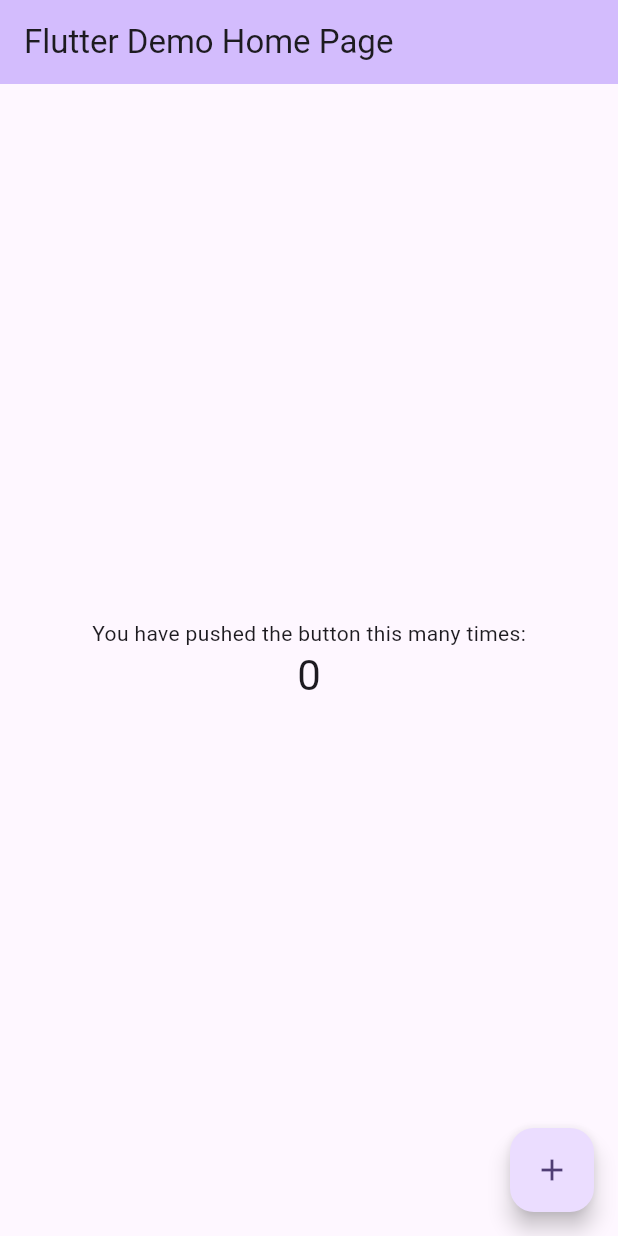
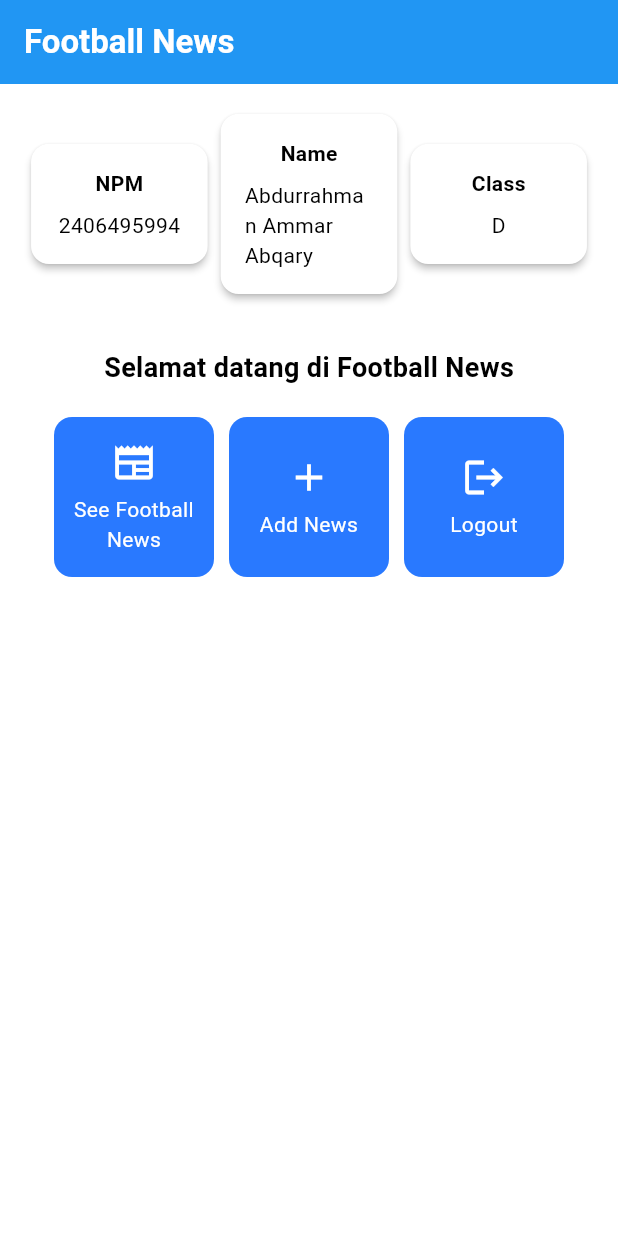
Before and after one commit to AmmarUI/football-news-mobile, a Flutter app: the screen it shows after launch, on a phone screen of 412 x 824 dp. Run offline on Flutter 3.47's test engine with Material 3 defaults, Android fonts, the phone set to English and light mode, and no system bars.

Commit message:
finishing tutorial

```diff
--- a/lib/main.dart
+++ b/lib/main.dart
@@ -1,4 +1,5 @@
 import 'package:flutter/material.dart';
+import 'package:football_news_mobile/menu.dart';
 
 void main() {
   runApp(const MyApp());
@@ -28,95 +29,10 @@ class MyApp extends StatelessWidget {
         //
         // This works for code too, not just values: Most code changes can be
         // tested with just a hot reload.
-        colorScheme: ColorScheme.fromSeed(seedColor: Colors.deepPurple),
+         colorScheme: ColorScheme.fromSwatch(primarySwatch: Colors.blue)
+        .copyWith(secondary: Colors.blueAccent[400]),
       ),
-      home: const MyHomePage(title: 'Flutter Demo Home Page'),
+      home: MyHomePage(),
     );
   }
 }
-
-class MyHomePage extends StatefulWidget {
-  const MyHomePage({super.key, required this.title});
-
-  // This widget is the home page of your application. It is stateful, meaning
-  // that it has a State object (defined below) that contains fields that affect
-  // how it looks.
-
-  // This class is the configuration for the state. It holds the values (in this
-  // case the title) provided by the parent (in this case the App widget) and
-  // used by the build method of the State. Fields in a Widget subclass are
-  // always marked "final".
-
-  final String title;
-
-  @override
-  State<MyHomePage> createState() => _MyHomePageState();
-}
-
-class _MyHomePageState extends State<MyHomePage> {
-  int _counter = 0;
-
-  void _incrementCounter() {
-    setState(() {
-      // This call to setState tells the Flutter framework that something has
-      // changed in this State, which causes it to rerun the build method below
-      // so that the display can reflect the updated values. If we changed
-      // _counter without calling setState(), then the build method would not be
-      // called again, and so nothing would appear to happen.
-      _counter++;
-    });
-  }
-
-  @override
-  Widget build(BuildContext context) {
-    // This method is rerun every time setState is called, for instance as done
-    // by the _incrementCounter method above.
-    //
-    // The Flutter framework has been optimized to make rerunning build methods
-    // fast, so that you can just rebuild anything that needs updating rather
-    // than having to individually change instances of widgets.
-    return Scaffold(
-      appBar: AppBar(
-        // TRY THIS: Try changing the color here to a specific color (to
-        // Colors.amber, perhaps?) and trigger a hot reload to see the AppBar
-        // change color while the other colors stay the same.
-        backgroundColor: Theme.of(context).colorScheme.inversePrimary,
-        // Here we take the value from the MyHomePage object that was created by
-        // the App.build method, and use it to set our appbar title.
-        title: Text(widget.title),
-      ),
-      body: Center(
-        // Center is a layout widget. It takes a single child and positions it
-        // in the middle of the parent.
-        child: Column(
-          // Column is also a layout widget. It takes a list of children and
-          // arranges them vertically. By default, it sizes itself to fit its
-          // children horizontally, and tries to be as tall as its parent.
-          //
-          // Column has various properties to control how it sizes itself and
-          // how it positions its children. Here we use mainAxisAlignment to
-          // center the children vertically; the main axis here is the vertical
-          // axis because Columns are vertical (the cross axis would be
-          // horizontal).
-          //
-          // TRY THIS: Invoke "debug painting" (choose the "Toggle Debug Paint"
-          // action in the IDE, or press "p" in the console), to see the
-          // wireframe for each widget.
-          mainAxisAlignment: MainAxisAlignment.center,
-          children: <Widget>[
-            const Text('You have pushed the button this many times:'),
-            Text(
-              '$_counter',
-              style: Theme.of(context).textTheme.headlineMedium,
-            ),
-          ],
-        ),
-      ),
-      floatingActionButton: FloatingActionButton(
-        onPressed: _incrementCounter,
-        tooltip: 'Increment',
-        child: const Icon(Icons.add),
-      ), // This trailing comma makes auto-formatting nicer for build methods.
-    );
-  }
-}
--- /dev/null
+++ b/lib/menu.dart
@@ -0,0 +1,188 @@
+import 'package:flutter/material.dart';
+
+class MyHomePage extends StatelessWidget {
+    MyHomePage({super.key});
+
+    final String nama = "Abdurrahman Ammar Abqary";
+    final String npm = "2406495994";
+    final String kelas = "D";
+
+    final List<ItemHomepage> items = [
+    ItemHomepage("See Football News", Icons.newspaper),
+    ItemHomepage("Add News", Icons.add),
+    ItemHomepage("Logout", Icons.logout),
+    ];
+
+    @override
+    Widget build(BuildContext context) {
+        // Scaffold menyediakan struktur dasar halaman dengan AppBar dan body.
+        return Scaffold(
+        // AppBar adalah bagian atas halaman yang menampilkan judul.
+        appBar: AppBar(
+            // Judul aplikasi "Football News" dengan teks putih dan tebal.
+            title: const Text(
+            'Football News',
+            style: TextStyle(
+                color: Colors.white,
+                fontWeight: FontWeight.bold,
+            ),
+            ),
+            // Warna latar belakang AppBar diambil dari skema warna tema aplikasi.
+            backgroundColor: Theme.of(context).colorScheme.primary,
+        ),
+        // Body halaman dengan padding di sekelilingnya.
+        body: Padding(
+            padding: const EdgeInsets.all(16.0),
+            // Menyusun widget secara vertikal dalam sebuah kolom.
+            child: Column(
+            crossAxisAlignment: CrossAxisAlignment.center,
+            children: [
+                // Row untuk menampilkan 3 InfoCard secara horizontal.
+                Row(
+                mainAxisAlignment: MainAxisAlignment.spaceEvenly,
+                children: [
+                    InfoCard(title: 'NPM', content: npm),
+                    InfoCard(title: 'Name', content: nama),
+                    InfoCard(title: 'Class', content: kelas),
+                ],
+                ),
+
+                // Memberikan jarak vertikal 16 unit.
+                const SizedBox(height: 16.0),
+
+                // Menempatkan widget berikutnya di tengah halaman.
+                Center(
+                child: Column(
+                    // Menyusun teks dan grid item secara vertikal.
+
+                    children: [
+                    // Menampilkan teks sambutan dengan gaya tebal dan ukuran 18.
+                    const Padding(
+                        padding: EdgeInsets.only(top: 16.0),
+                        child: Text(
+                        'Selamat datang di Football News',
+                        style: TextStyle(
+                            fontWeight: FontWeight.bold,
+                            fontSize: 18.0,
+                        ),
+                        ),
+                    ),
+
+                    // Grid untuk menampilkan ItemCard dalam bentuk grid 3 kolom.
+                    GridView.count(
+                        primary: true,
+                        padding: const EdgeInsets.all(20),
+                        crossAxisSpacing: 10,
+                        mainAxisSpacing: 10,
+                        crossAxisCount: 3,
+                        // Agar grid menyesuaikan tinggi kontennya.
+                        shrinkWrap: true,
+
+                        // Menampilkan ItemCard untuk setiap item dalam list items.
+                        children: items.map((ItemHomepage item) {
+                        return ItemCard(item);
+                        }).toList(),
+                    ),
+                    ],
+                ),
+                ),
+            ],
+            ),
+        ),
+        );
+    }
+}
+
+class InfoCard extends StatelessWidget {
+  // Kartu informasi yang menampilkan title dan content.
+
+  final String title;  // Judul kartu.
+  final String content;  // Isi kartu.
+
+  const InfoCard({super.key, required this.title, required this.content});
+
+  @override
+  Widget build(BuildContext context) {
+    return Card(
+      // Membuat kotak kartu dengan bayangan dibawahnya.
+      elevation: 2.0,
+      child: Container(
+        // Mengatur ukuran dan jarak di dalam kartu.
+        width: MediaQuery.of(context).size.width / 3.5, // menyesuaikan dengan lebar device yang digunakan.
+        padding: const EdgeInsets.all(16.0),
+        // Menyusun title dan content secara vertikal.
+        child: Column(
+          children: [
+            Text(
+              title,
+              style: const TextStyle(fontWeight: FontWeight.bold),
+            ),
+            const SizedBox(height: 8.0),
+            Text(content),
+          ],
+        ),
+      ),
+    );
+  }
+}
+
+class ItemCard extends StatelessWidget {
+  // Menampilkan kartu dengan ikon dan nama.
+
+  final ItemHomepage item;
+
+  const ItemCard(this.item, {super.key});
+
+  @override
+  Widget build(BuildContext context) {
+    return Material(
+      // Menentukan warna latar belakang dari tema aplikasi.
+      color: Theme.of(context).colorScheme.secondary,
+      // Membuat sudut kartu melengkung.
+      borderRadius: BorderRadius.circular(12),
+
+      child: InkWell(
+        // Aksi ketika kartu ditekan.
+        onTap: () {
+          // Menampilkan pesan SnackBar saat kartu ditekan.
+          ScaffoldMessenger.of(context)
+            ..hideCurrentSnackBar()
+            ..showSnackBar(
+              SnackBar(content: Text("Kamu telah menekan tombol ${item.name}!"))
+            );
+        },
+        // Container untuk menyimpan Icon dan Text
+        child: Container(
+          padding: const EdgeInsets.all(8),
+          child: Center(
+            child: Column(
+              // Menyusun ikon dan teks di tengah kartu.
+              mainAxisAlignment: MainAxisAlignment.center,
+              children: [
+                Icon(
+                  item.icon,
+                  color: Colors.white,
+                  size: 30.0,
+                ),
+                const Padding(padding: EdgeInsets.all(3)),
+                Text(
+                  item.name,
+                  textAlign: TextAlign.center,
+                  style: const TextStyle(color: Colors.white),
+                ),
+              ],
+            ),
+          ),
+        ),
+      ),
+    );
+  }
+
+}
+
+class ItemHomepage {
+ final String name;
+ final IconData icon;
+
+ ItemHomepage(this.name, this.icon);
+}
```
